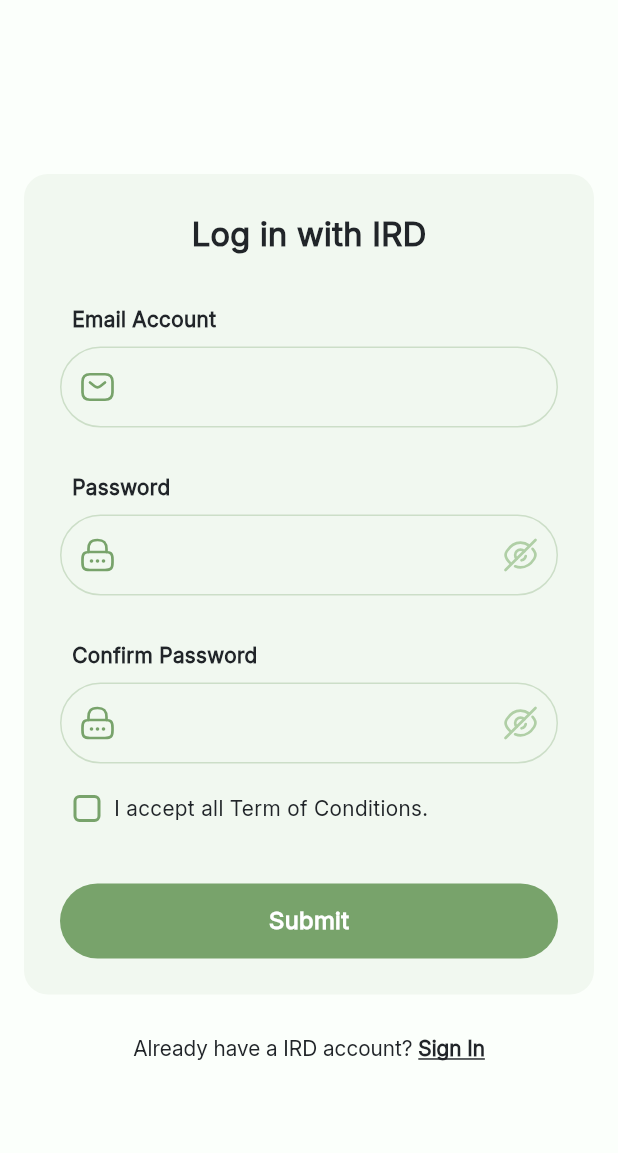
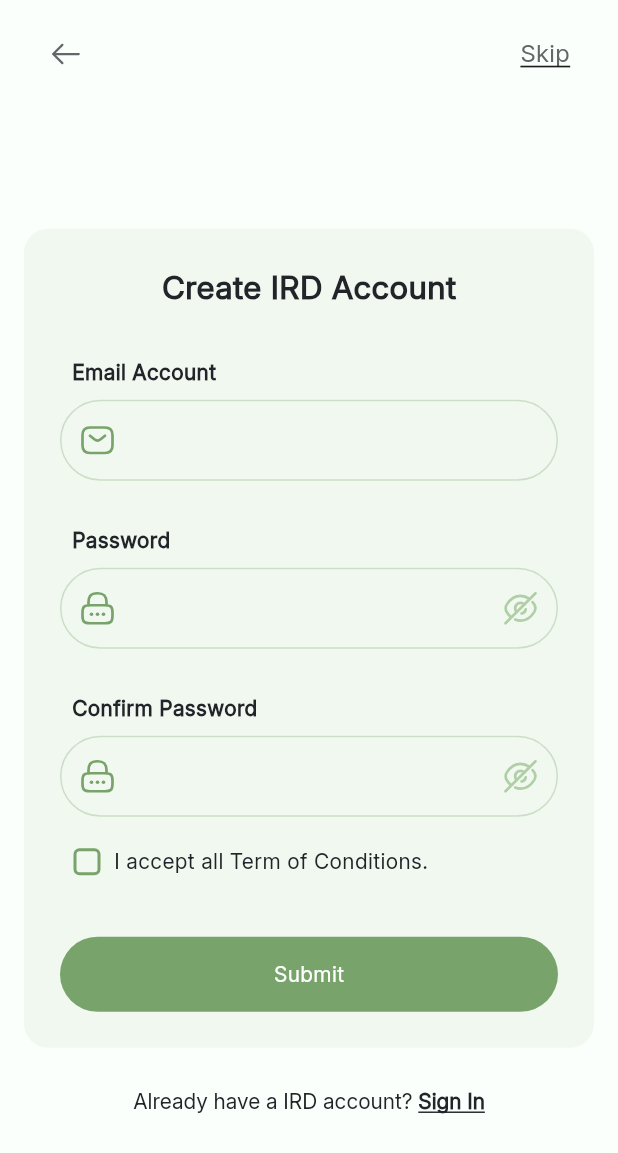
Before and after one commit to shakilmahmud10/shakil_new, a Flutter app: the BkOnboardingPage7 screen opened directly, on a phone screen of 412 x 824 dp. Shown: the top 1153 px of the screen. Run offline on Flutter 3.47's test engine with Material 3 defaults, Android fonts, the phone set to English and light mode, and no system bars; our stand-ins replace flutter_svg.

Commit message:
Book Haven upadated

```diff
--- a/lib/Book Haven/onboarding/BkOnboardingPage4.dart
+++ b/lib/Book Haven/onboarding/BkOnboardingPage4.dart
@@ -130,7 +130,7 @@ class _BkOnboardingPage4State extends State<BkOnboardingPage4>
 
           // Middle section with rounded background container and text content
           Expanded(
-            flex: 6,
+            flex: 7,
             child: Container(
               margin: const EdgeInsets.symmetric(horizontal: 24, vertical: 80),
               padding: const EdgeInsets.symmetric(horizontal: 16, vertical: 24),
--- a/lib/Book Haven/onboarding/BkOnboardingPage7.dart
+++ b/lib/Book Haven/onboarding/BkOnboardingPage7.dart
@@ -133,9 +133,54 @@ class _BkOnboardingPage7State extends State<BkOnboardingPage7>
   Widget build(BuildContext context) {
     return Scaffold(
       // backgroundColor: bkBackgroundColor,
-      body: Column(
+      body: SafeArea(
+        child: Column(
           children: [
+            // Top navigation bar
+            Container(
+              padding: const EdgeInsets.symmetric(horizontal: 24, vertical: 16),
+              child: Row(
+                mainAxisAlignment: MainAxisAlignment.spaceBetween,
+                children: [
+                  // Back button
+                  InkWell(
+                    onTap: _onBackPressed,
+                    borderRadius: BorderRadius.circular(4),
+                    child: Padding(
+                      padding: const EdgeInsets.all(8.0),
+                      child: SvgPicture.asset(
+                        bkArrowBackIcon,
+                        width: 24,
+                        height: 24,
+                        colorFilter: const ColorFilter.mode(
+                          Color(0xFF64676A),
+                          BlendMode.srcIn,
+                        ),
+                      ),
+                    ),
+                  ),
 
+                  // Skip button
+                  InkWell(
+                    onTap: _onSkipPressed,
+                    borderRadius: BorderRadius.circular(4),
+                    child: const Padding(
+                      padding: EdgeInsets.all(8.0),
+                      child: Text(
+                        'Skip',
+                        style: TextStyle(
+                          fontSize: 16,
+                          fontWeight: FontWeight.w400,
+                          color: Color(0xFF64676A),
+                          decoration: TextDecoration.underline,
+                          fontFamily: 'Inter',
+                        ),
+                      ),
+                    ),
+                  ),
+                ],
+              ),
+            ),
             // Main content
             Expanded(
               child: Column(
@@ -159,7 +204,7 @@ class _BkOnboardingPage7State extends State<BkOnboardingPage7>
                               // Title
                               const Center(
                                 child: Text(
-                                'Log in with IRD',
+                                  'Create IRD Account',
                                   style: bkHeaderTextStlye,
                                 ),
                               ),
@@ -325,7 +370,8 @@ class _BkOnboardingPage7State extends State<BkOnboardingPage7>
 
                               // Remember me and Forgot password row
                               Row(
-                              mainAxisAlignment: MainAxisAlignment.spaceBetween,
+                                mainAxisAlignment:
+                                    MainAxisAlignment.spaceBetween,
                                 children: [
                                   // Remember me checkbox
                                   Padding(
@@ -445,6 +491,7 @@ class _BkOnboardingPage7State extends State<BkOnboardingPage7>
             )
           ],
         ),
+      ),
     );
   }
 }
--- a/lib/Core Components/style.dart
+++ b/lib/Core Components/style.dart
@@ -69,7 +69,7 @@ const qmButtonTextStyle = TextStyle(
 //---------------- Book Haven Text Style----------------//
 
 const bkHeaderTextStlye = TextStyle(
-  fontSize: 22,
+  fontSize: 21,
   fontWeight: FontWeight.w800,
   color: Color(0xFF212529),
   fontFamily: 'Inter',
@@ -84,7 +84,7 @@ const bkDetailsTextStyle = TextStyle(
 );
 
 const bkButtonTextStyle =
-    TextStyle(fontSize: 16, fontFamily: 'Inter', fontWeight: FontWeight.w600);
+    TextStyle(fontSize: 14, fontFamily: 'Inter', fontWeight: FontWeight.w500);
 
 const bkFormHeading1 = TextStyle(
   fontSize: 14,
```
Also changed, not shown: lib/Book Haven/onboarding/BkOnboardingPage1.dart (+9 -5 lines), lib/Book Haven/onboarding/BkOnboardingPage2.dart (+5 -3 lines), lib/Book Haven/onboarding/BkOnboardingPage3.dart (+9 -5 lines), lib/reuseable_widget/icon_widget2.dart (+6 -2 lines), 4 other files. Lines whose indentation alone changed are shown as unchanged.
